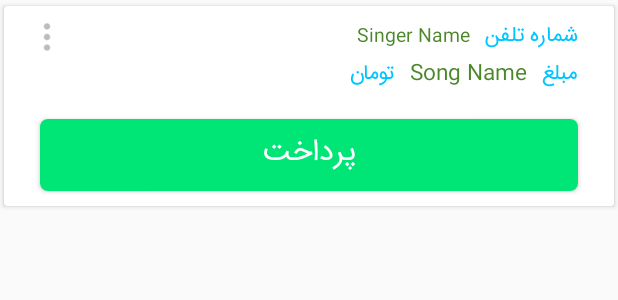
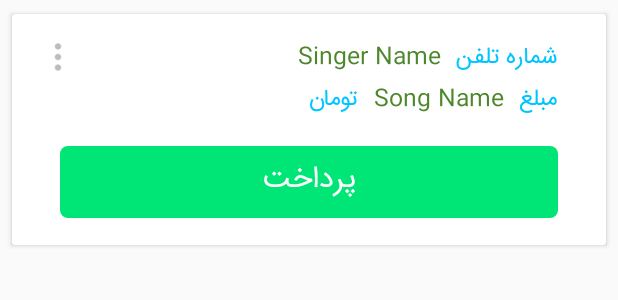
Before and after one commit to ErfanTagh/TCT, an Android app: the layout list_item_bill.xml on its own in the app's theme, with its tools: preview values and no code run, on a phone screen of 412 x 824 dp. Shown: the top 300 px of the screen. Run offline under Robolectric (Android 15) with nearby library versions, the phone set to English and light mode, and no system bars.

Commit message:
Pay Button gone when amount is 0 . Phone Number enter color . Card View margins and font . pay label .

```diff
--- a/app/src/main/java/com/services/tct/Fragments/GetPhoneFragment.java
+++ b/app/src/main/java/com/services/tct/Fragments/GetPhoneFragment.java
@@ -75,6 +75,7 @@ public class GetPhoneFragment extends Fragment {
                     view.findViewById(R.id.edittext_back).setBackgroundResource(R.drawable.register_bg_ed_stroke);
                     hideKey(view);
                 } else {
+                    view.findViewById(R.id.edittext_back).setBackgroundResource(R.drawable.register_bg_ed);
                 }
             }
 
--- a/app/src/main/res/layout/add_bill_fragment.xml
+++ b/app/src/main/res/layout/add_bill_fragment.xml
@@ -86,8 +86,6 @@
         android:id="@+id/recycler_detail"
         android:layout_width="match_parent"
         android:layout_height="match_parent"
-        android:layout_marginLeft="16dp"
-        android:layout_marginRight="16dp"
         android:layout_marginTop="16dp"
         android:fillViewport="true"
         android:fitsSystemWindows="true" />
--- a/app/src/main/res/layout/list_item_bill.xml
+++ b/app/src/main/res/layout/list_item_bill.xml
@@ -6,6 +6,8 @@
     android:onClick="onClick"
     app:cardBackgroundColor="#FFFFFF"
     app:cardElevation="2dp"
+    app:contentPadding="8dp"
+    android:layout_margin="5dp"
     app:cardUseCompatPadding="true"
     xmlns:android="http://schemas.android.com/apk/res/android"
     xmlns:app="http://schemas.android.com/apk/res-auto">
@@ -15,103 +17,6 @@
         android:layout_width="match_parent"
         android:layout_height="wrap_content"
         android:layout_gravity="center">
-
-        <LinearLayout
-            android:id="@+id/liLayout"
-            android:layout_width="wrap_content"
-            android:layout_height="wrap_content"
-            android:layout_toRightOf="@id/edit_dot"
-            android:layout_alignParentRight="true"
-            android:layout_marginTop="8dp"
-            android:gravity="right"
-            android:orientation="vertical">
-
-            <LinearLayout
-                android:layout_width="wrap_content"
-                android:layout_height="wrap_content"
-                android:gravity="right"
-                android:orientation="horizontal"
-                android:layout_marginRight="24dp"
-
-
-                >
-
-                <TextView
-                    android:id="@+id/tel_number"
-                    android:layout_width="wrap_content"
-                    android:layout_height="wrap_content"
-                    android:ellipsize="end"
-                    android:gravity="center"
-                    android:maxLines="1"
-                    android:layout_marginRight="10dp"
-                    android:text="Singer Name"
-                    android:textColor="#4d872c"
-                    android:textSize="12dp" />
-
-                <TextView
-                    android:layout_width="wrap_content"
-                    android:layout_height="wrap_content"
-                    android:ellipsize="end"
-                    android:gravity="center"
-                    android:maxLines="1"
-                    android:text="شماره تلفن"
-                    android:textColor="#01c5ff" />
-
-            </LinearLayout>
-
-            <LinearLayout
-                android:layout_width="wrap_content"
-                android:layout_height="wrap_content"
-                android:gravity="right"
-                android:orientation="horizontal"
-                android:layout_marginRight="24dp"
-                >
-
-                <TextView
-                    android:id="@+id/pay_lable"
-                    android:layout_width="wrap_content"
-                    android:layout_height="wrap_content"
-                    android:ellipsize="end"
-                    android:gravity="center"
-                    android:visibility="gone"
-                    android:maxLines="1"
-                    android:layout_marginRight="10dp"
-                    android:text="پرداخت شده"
-                    android:textColor="#00e676" />
-
-                <TextView
-                    android:layout_width="wrap_content"
-                    android:layout_height="wrap_content"
-                    android:ellipsize="end"
-                    android:gravity="center"
-                    android:maxLines="1"
-                    android:text="تومان"
-                    android:textColor="#01c5ff" />
-
-                <TextView
-                    android:id="@+id/amount"
-                    android:layout_width="wrap_content"
-                    android:layout_height="wrap_content"
-                    android:ellipsize="end"
-                    android:gravity="center"
-                    android:layout_marginRight="10dp"
-                    android:layout_marginLeft="10dp"
-                    android:maxLines="1"
-                    android:text="Song Name"
-                    android:textColor="#4d872c" />
-
-                <TextView
-                    android:layout_width="wrap_content"
-                    android:layout_height="wrap_content"
-                    android:ellipsize="end"
-                    android:gravity="center"
-                    android:maxLines="1"
-                    android:text="مبلغ"
-                    android:textColor="#01c5ff" />
-
-            </LinearLayout>
-
-        </LinearLayout>
 
 
         <Button
@@ -157,7 +62,7 @@
             android:layout_width="25dp"
             android:layout_height="25dp"
             android:layout_alignParentLeft="true"
-            android:layout_marginLeft="16dp"
+            android:layout_marginLeft="10dp"
             android:layout_marginRight="10dp"
             android:layout_marginTop="8dp"
             android:adjustViewBounds="true"
@@ -166,6 +71,119 @@
             android:scaleType="fitCenter"
             android:visibility="visible" />
 
+        <TextView
+            android:id="@+id/is_pay_label"
+            android:layout_width="wrap_content"
+            android:layout_height="wrap_content"
+            android:ellipsize="end"
+            android:gravity="center"
+            android:maxLines="1"
+            android:visibility="gone"
+            android:layout_marginTop="8dp"
+            android:layout_toRightOf="@+id/edit_dot"
+            android:layout_marginRight="10dp"
+            android:text="پرداخت شده"
+            android:textColor="#FA5959"
+            android:textSize="15dp" />
+
+        <LinearLayout
+            android:id="@+id/liLayout"
+            android:layout_width="wrap_content"
+            android:layout_height="wrap_content"
+            android:gravity="right"
+            android:orientation="vertical"
+            android:layout_alignTop="@+id/edit_dot"
+            android:layout_alignParentRight="true"
+            android:layout_alignParentEnd="true">
+
+            <LinearLayout
+                android:layout_width="wrap_content"
+                android:layout_height="wrap_content"
+                android:gravity="right"
+                android:orientation="horizontal"
+                android:layout_marginRight="24dp">
+
+                <TextView
+                    android:id="@+id/tel_number"
+                    android:layout_width="wrap_content"
+                    android:layout_height="wrap_content"
+                    android:ellipsize="end"
+                    android:gravity="center"
+                    android:maxLines="1"
+                    android:layout_marginRight="10dp"
+                    android:text="Singer Name"
+                    android:textColor="#4d872c"
+                    android:textSize="15dp" />
+
+                <TextView
+                    android:layout_width="wrap_content"
+                    android:layout_height="wrap_content"
+                    android:ellipsize="end"
+                    android:gravity="center"
+                    android:maxLines="1"
+                    android:text="شماره تلفن"
+                    android:textSize="15dp"
+                    android:textColor="#01c5ff" />
+
+            </LinearLayout>
+
+            <LinearLayout
+                android:layout_width="wrap_content"
+                android:layout_height="wrap_content"
+                android:gravity="right"
+                android:orientation="horizontal"
+                android:layout_marginRight="24dp"
+                >
+
+                <TextView
+                    android:id="@+id/pay_lable"
+                    android:layout_width="wrap_content"
+                    android:layout_height="wrap_content"
+                    android:ellipsize="end"
+                    android:gravity="center"
+                    android:visibility="gone"
+                    android:maxLines="1"
+                    android:layout_marginRight="10dp"
+                    android:text="پرداخت شده"
+                    android:textColor="#00e676" />
+
+                <TextView
+                    android:layout_width="wrap_content"
+                    android:layout_height="wrap_content"
+                    android:ellipsize="end"
+                    android:gravity="center"
+                    android:maxLines="1"
+                    android:text="تومان"
+                    android:textSize="15dp"
+                    android:textColor="#01c5ff" />
+
+                <TextView
+                    android:id="@+id/amount"
+                    android:layout_width="wrap_content"
+                    android:layout_height="wrap_content"
+                    android:ellipsize="end"
+                    android:gravity="center"
+                    android:layout_marginRight="10dp"
+                    android:layout_marginLeft="10dp"
+                    android:maxLines="1"
+                    android:textSize="15dp"
+                    android:text="Song Name"
+                    android:textColor="#4d872c" />
+
+                <TextView
+                    android:layout_width="wrap_content"
+                    android:layout_height="wrap_content"
+                    android:ellipsize="end"
+                    android:gravity="center"
+                    android:maxLines="1"
+                    android:text="مبلغ"
+                    android:textSize="15dp"
+                    android:textColor="#01c5ff" />
+
+            </LinearLayout>
+
+        </LinearLayout>
+
     </RelativeLayout>
 
 
--- a/build.gradle
+++ b/build.gradle
@@ -5,7 +5,7 @@ buildscript {
         jcenter()
     }
     dependencies {
-        classpath 'com.android.tools.build:gradle:2.1.2'
+        classpath 'com.android.tools.build:gradle:2.2.0-rc1'
 
         // NOTE: Do not place your application dependencies here; they belong
         // in the individual module build.gradle files
```
Also changed, not shown: app/build.gradle (+5 -3 lines), app/src/main/java/com/services/tct/Fragments/AddBillFragment.java (+42 -44 lines), app/src/main/java/com/services/tct/GraphTestClass.java (+36 -16 lines), app/src/main/res/layout/graph_test_layout.xml (+3 -4 lines).
